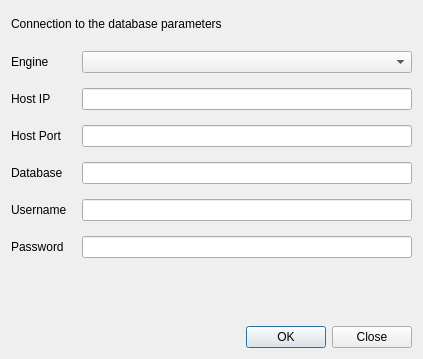
Before: the Qt Designer form src/widgets/dialogConnectionSettings.ui in bestrider14/DataBaseViewer, drawn with Qt 5.
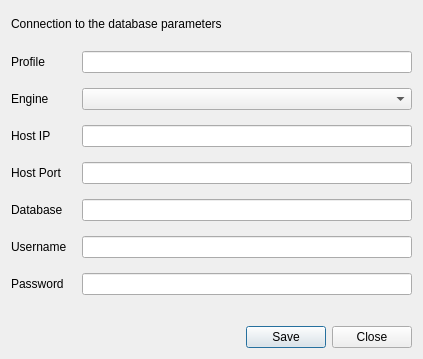
After: the same form once the commit is applied.

Commit message: feat: save connection profiles securely (issue #10)

Diff of the .ui file:
```diff
--- a/src/widgets/dialogConnectionSettings.ui
+++ b/src/widgets/dialogConnectionSettings.ui
@@ -38,68 +38,68 @@
    </item>
    <item>
     <layout class="QFormLayout" name="formLayout">
-     <item row="0" column="0">
+     <item row="1" column="0">
       <widget class="QLabel" name="label_2">
        <property name="text">
         <string>Engine</string>
        </property>
       </widget>
      </item>
-     <item row="0" column="1">
+     <item row="1" column="1">
       <widget class="QComboBox" name="engineCombo"/>
      </item>
-     <item row="1" column="0">
+     <item row="2" column="0">
       <widget class="QLabel" name="label_3">
        <property name="text">
         <string>Host IP</string>
        </property>
       </widget>
      </item>
-     <item row="1" column="1">
+     <item row="2" column="1">
       <widget class="QLineEdit" name="hostIpEdit"/>
      </item>
-     <item row="2" column="0">
+     <item row="3" column="0">
       <widget class="QLabel" name="label_4">
        <property name="text">
         <string>Host Port</string>
        </property>
       </widget>
      </item>
-     <item row="2" column="1">
+     <item row="3" column="1">
       <widget class="QLineEdit" name="hostPortEdit">
        <property name="frame">
         <bool>true</bool>
        </property>
       </widget>
      </item>
-     <item row="3" column="0">
+     <item row="4" column="0">
       <widget class="QLabel" name="label_5">
        <property name="text">
         <string>Database</string>
        </property>
       </widget>
      </item>
-     <item row="3" column="1">
+     <item row="4" column="1">
       <widget class="QLineEdit" name="databaseEdit"/>
      </item>
-     <item row="4" column="0">
+     <item row="5" column="0">
       <widget class="QLabel" name="label_6">
        <property name="text">
         <string>Username</string>
        </property>
       </widget>
      </item>
-     <item row="4" column="1">
+     <item row="5" column="1">
       <widget class="QLineEdit" name="usernameEdit"/>
      </item>
-     <item row="5" column="0">
+     <item row="6" column="0">
       <widget class="QLabel" name="label_7">
        <property name="text">
         <string>Password</string>
        </property>
       </widget>
      </item>
-     <item row="5" column="1">
+     <item row="6" column="1">
       <widget class="QLineEdit" name="passwordEdit">
        <property name="echoMode">
         <enum>QLineEdit::EchoMode::Password</enum>
@@ -109,6 +109,16 @@
        </property>
       </widget>
      </item>
+     <item row="0" column="1">
+      <widget class="QLineEdit" name="profileNameEdit"/>
+     </item>
+     <item row="0" column="0">
+      <widget class="QLabel" name="label_8">
+       <property name="text">
+        <string>Profile</string>
+       </property>
+      </widget>
+     </item>
     </layout>
    </item>
    <item>
@@ -120,7 +130,7 @@
       <enum>Qt::Orientation::Horizontal</enum>
      </property>
      <property name="standardButtons">
-      <set>QDialogButtonBox::StandardButton::Close|QDialogButtonBox::StandardButton::Ok</set>
+      <set>QDialogButtonBox::StandardButton::Close|QDialogButtonBox::StandardButton::Save</set>
      </property>
      <property name="centerButtons">
       <bool>false</bool>
```
The commit also changes 74 other files.
